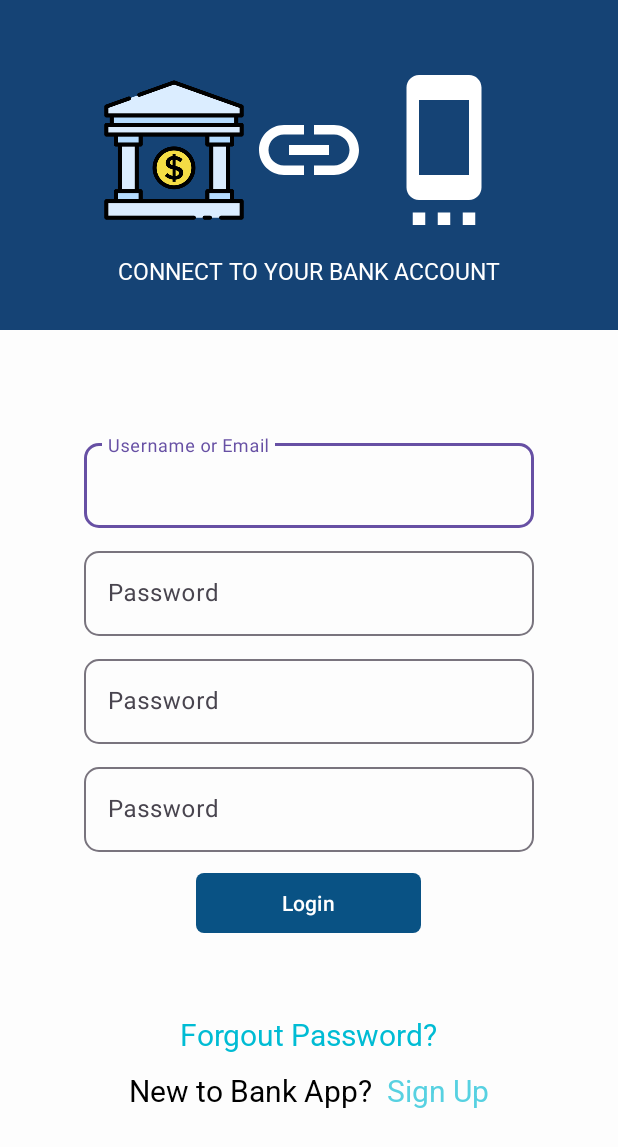
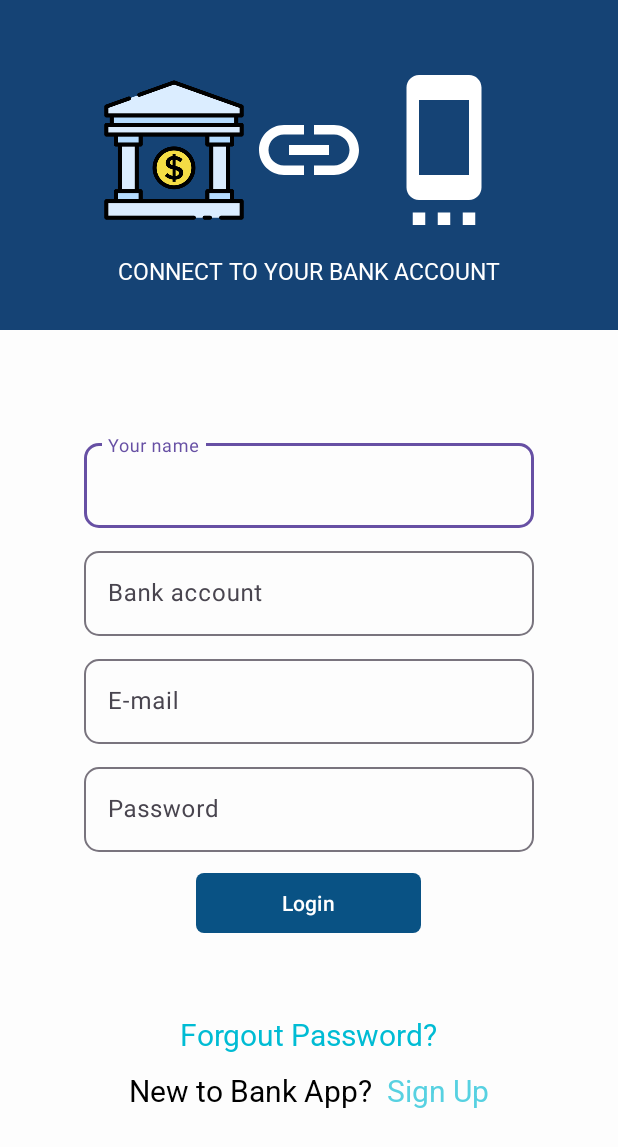
Before and after one commit to lndsilva/AppHomeBankFake, an Android app: the screen it shows after launch (ConnectAccountActivity), on a phone screen of 412 x 824 dp. Shown: the top 1147 px of the screen. Run offline under Robolectric (Android 15) with nearby library versions, the phone set to English and light mode, and no system bars.

Commit message:
connect account

```diff
--- a/app/src/main/res/layout/connect_account_layout.xml
+++ b/app/src/main/res/layout/connect_account_layout.xml
@@ -63,7 +63,7 @@
             android:layout_height="wrap_content"
             android:layout_gravity="center_horizontal"
             android:layout_marginTop="70sp"
-            android:hint="@string/username_or_email"
+            android:hint="@string/your_name"
             android:textAlignment="center"
             app:boxCornerRadiusBottomEnd="10sp"
             app:boxCornerRadiusBottomStart="10sp"
@@ -83,7 +83,7 @@
             android:layout_height="wrap_content"
             android:layout_gravity="center_horizontal"
             android:layout_marginTop="10sp"
-            android:hint="@string/password"
+            android:hint="@string/bank_account"
             android:textAlignment="center"
             app:boxCornerRadiusBottomEnd="10sp"
             app:boxCornerRadiusBottomStart="10sp"
@@ -93,8 +93,8 @@
             <com.google.android.material.textfield.TextInputEditText
                 android:layout_width="match_parent"
                 android:layout_height="wrap_content"
-                android:inputType="textPassword"
-                android:maxLength="12" />
+                android:inputType="number"
+                android:maxLength="20" />
 
         </com.google.android.material.textfield.TextInputLayout>
 
@@ -103,7 +103,7 @@
             android:layout_height="wrap_content"
             android:layout_gravity="center_horizontal"
             android:layout_marginTop="10sp"
-            android:hint="@string/password"
+            android:hint="@string/e_mail"
             android:textAlignment="center"
             app:boxCornerRadiusBottomEnd="10sp"
             app:boxCornerRadiusBottomStart="10sp"
@@ -113,7 +113,7 @@
             <com.google.android.material.textfield.TextInputEditText
                 android:layout_width="match_parent"
                 android:layout_height="wrap_content"
-                android:inputType="textPassword"
+                android:inputType="textEmailAddress"
                 android:maxLength="12" />
 
         </com.google.android.material.textfield.TextInputLayout>
--- a/app/src/main/res/values/strings.xml
+++ b/app/src/main/res/values/strings.xml
@@ -8,4 +8,7 @@
     <string name="new_to_bank_app">New to Bank App?</string>
     <string name="sign_up"><U>Sign Up</U></string>
     <string name="connect_to_your_bank_account">Connect to your bank account</string>
+    <string name="your_name">Your name</string>
+    <string name="bank_account">Bank account</string>
+    <string name="e_mail">E-mail</string>
 </resources>
```
